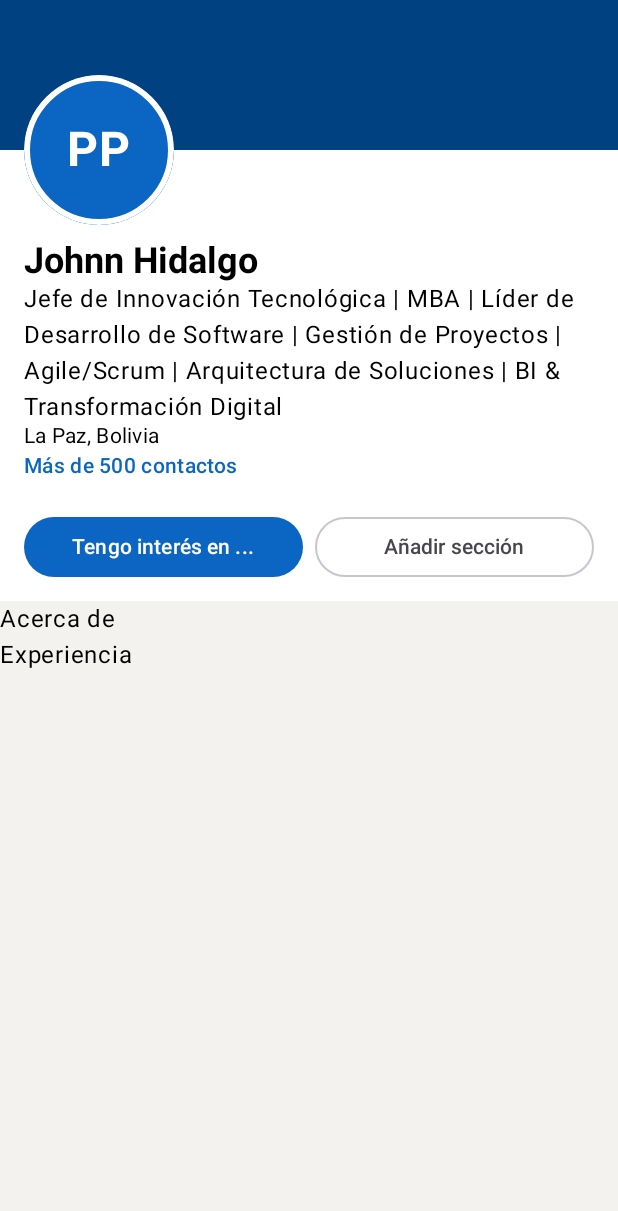
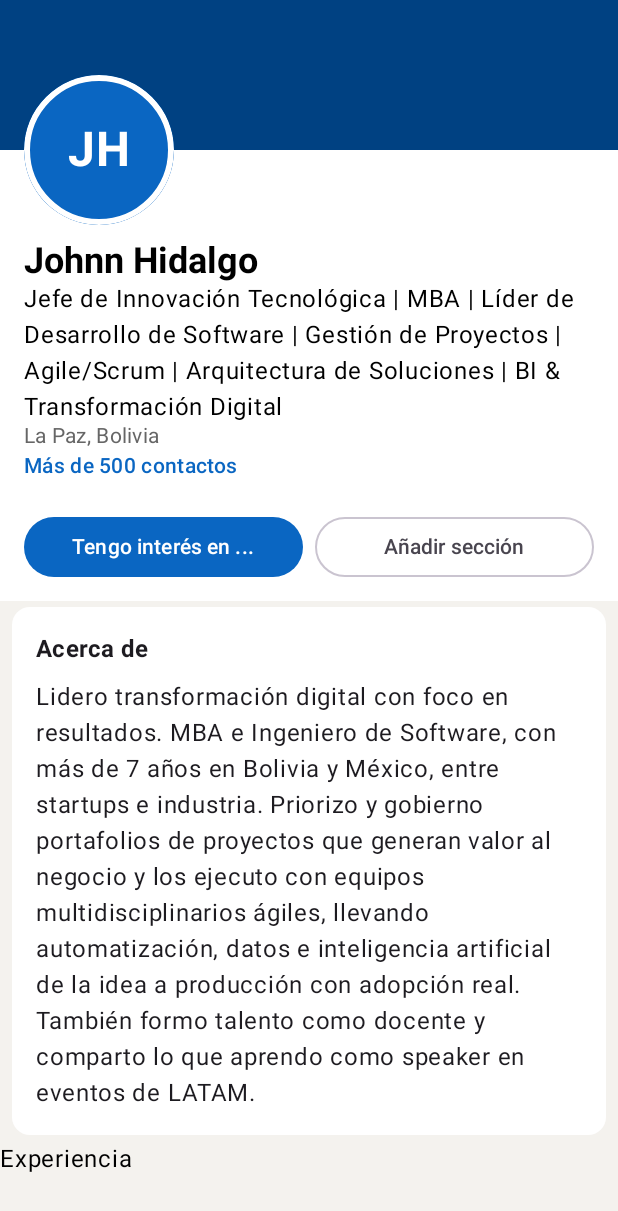
Before and after one commit to Nox4dr1/android-linkedin-UI, an Android app built with Jetpack Compose: the @Preview function PerfilScreenPreview, on a phone screen of 412 x 824 dp. Shown: the top 1211 px of the screen. Run offline under Robolectric (Android 15) with nearby library versions, the phone set to English and light mode, and no system bars.

Commit message:
Perfil: tarjeta SeccionPerfil, Acerca de y textos en recursos

```diff
--- a/app/src/main/java/com/example/android_linkedin_ui/ui/screens/PerfilScreen.kt
+++ b/app/src/main/java/com/example/android_linkedin_ui/ui/screens/PerfilScreen.kt
@@ -6,6 +6,7 @@ import androidx.compose.foundation.layout.Arrangement
 import androidx.compose.foundation.layout.Box
 import androidx.compose.foundation.layout.Column
 import androidx.compose.foundation.layout.Row
+import androidx.compose.foundation.layout.Spacer
 import androidx.compose.foundation.layout.fillMaxSize
 import androidx.compose.foundation.layout.fillMaxWidth
 import androidx.compose.foundation.layout.height
@@ -16,6 +17,8 @@ import androidx.compose.foundation.shape.CircleShape
 import androidx.compose.foundation.verticalScroll
 import androidx.compose.material3.Button
 import androidx.compose.material3.ButtonDefaults
+import androidx.compose.material3.Card
+import androidx.compose.material3.CardDefaults
 import androidx.compose.material3.MaterialTheme
 import androidx.compose.material3.OutlinedButton
 import androidx.compose.material3.Text
@@ -35,6 +38,7 @@ import com.example.android_linkedin_ui.ui.theme.AndroidlinkedinUITheme
 import com.example.android_linkedin_ui.ui.theme.LinkedInBackground
 import com.example.android_linkedin_ui.ui.theme.LinkedInBlue
 import com.example.android_linkedin_ui.ui.theme.LinkedInDarkBlue
+import com.example.android_linkedin_ui.ui.theme.LinkedInTextSecondary
 
 @Composable
 fun PerfilScreen(modifier: Modifier = Modifier) {
@@ -54,7 +58,9 @@ fun PerfilScreen(modifier: Modifier = Modifier) {
             DatosPerfil()
             BotonesPerfil()
         }
-        Text("Acerca de")
+        SeccionPerfil(stringResource(R.string.acerca_de_titulo_perfil)) {
+            Text(stringResource(R.string.acerca_de_perfil))
+        }
         Text("Experiencia")
     }
 }
@@ -81,7 +87,7 @@ private fun EncabezadoPerfil() {
                 .border(4.dp, Color.White, CircleShape),
             contentAlignment = Alignment.Center
         ) {
-            Text("PP", color = Color.White, fontSize = 32.sp, fontWeight = FontWeight.Bold)
+            Text("JH", color = Color.White, fontSize = 32.sp, fontWeight = FontWeight.Bold)
         }
     }
 }
@@ -100,6 +106,7 @@ private fun DatosPerfil() {
         )
         Text(
             stringResource(R.string.lugar_perfil),
+            color = LinkedInTextSecondary,
             style = MaterialTheme.typography.bodyMedium
         )
         Text(
@@ -135,6 +142,27 @@ private fun BotonesPerfil() {
     }
 }
 
+@Composable
+private fun SeccionPerfil(titulo: String, contenido: @Composable () -> Unit) {
+    //la tarjeta recibe un pedazo de interfaz como parámetro. La tarjeta pone el marco y el título
+    Card(
+        modifier = Modifier
+            .fillMaxWidth()
+            .padding(horizontal = 8.dp, vertical = 4.dp),
+        colors = CardDefaults.cardColors(containerColor = Color.White)
+    ) {
+        Column(modifier = Modifier.padding(16.dp)) {
+            Text(
+                titulo,
+                style = MaterialTheme.typography.titleMedium,
+                fontWeight = FontWeight.Bold
+            )
+            Spacer(modifier = Modifier.height(8.dp))
+            contenido()
+        }
+    }
+}
+
 @Preview(showBackground = true)
 @Composable
 private fun PerfilScreenPreview() {
--- a/app/src/main/res/values/strings.xml
+++ b/app/src/main/res/values/strings.xml
@@ -1,7 +1,3 @@
 <resources>
     <string name="app_name">android-linkedin-UI</string>
-    <string name="nombre_perfil">Johnn Hidalgo</string>
-    <string name="descrip_perfil"><![CDATA[Jefe de Innovación Tecnológica | MBA | Líder de Desarrollo de Software | Gestión de Proyectos | Agile/Scrum | Arquitectura de Soluciones | BI & Transformación Digital]]></string>
-    <string name="lugar_perfil">La Paz, Bolivia</string>
-    <string name="contactos_perfil">Más de 500 contactos</string>
-</resources>
+   </resources>
--- /dev/null
+++ b/app/src/main/res/values/strings_perfil.xml
@@ -0,0 +1,9 @@
+<?xml version="1.0" encoding="utf-8"?>
+<resources>
+    <string name="nombre_perfil">Johnn Hidalgo</string>
+    <string name="descrip_perfil">Jefe de Innovación Tecnológica | MBA | Líder de Desarrollo de Software | Gestión de Proyectos | Agile/Scrum | Arquitectura de Soluciones | BI &amp; Transformación Digital</string>
+    <string name="lugar_perfil">La Paz, Bolivia</string>
+    <string name="contactos_perfil">Más de 500 contactos</string>
+    <string name="acerca_de_titulo_perfil">Acerca de</string>
+    <string name="acerca_de_perfil">Lidero transformación digital con foco en resultados. MBA e Ingeniero de Software, con más de 7 años en Bolivia y México, entre startups e industria. Priorizo y gobierno portafolios de proyectos que generan valor al negocio y los ejecuto con equipos multidisciplinarios ágiles, llevando automatización, datos e inteligencia artificial de la idea a producción con adopción real. También formo talento como docente y comparto lo que aprendo como speaker en eventos de LATAM.</string>
+</resources>
```
